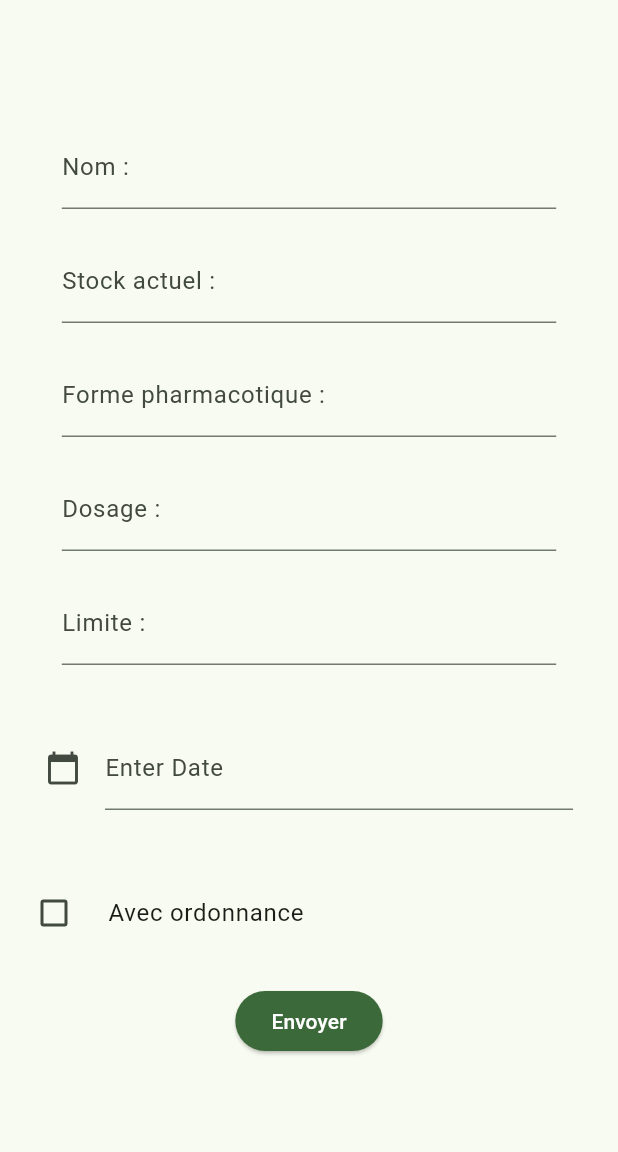
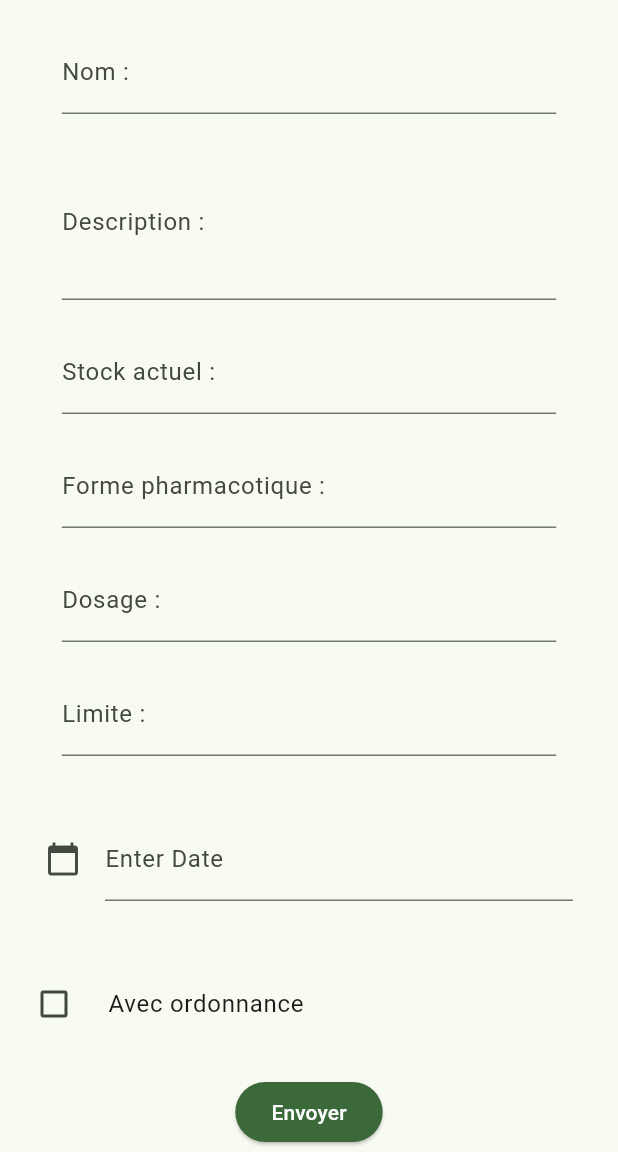
Before and after one commit to LoupMyr/medisync-app, a Flutter app: the AddMedicamentPage screen opened directly, after a tap on "Envoyer", on a phone screen of 412 x 824 dp, the part 84-1236 px from its top. Run offline on Flutter 3.47's test engine with Material 3 defaults, Android fonts, the phone set to English and light mode, and no system bars; our stand-ins replace flutter_secure_storage; accounts and stored records are empty.

Commit message:
ajouts front

```diff
--- a/lib/Pages/LoginPage.dart
+++ b/lib/Pages/LoginPage.dart
@@ -52,6 +52,7 @@ class _LoginPageState extends State<LoginPage> {
             Form(
               key: _formKey,
               child: Column(children: [
+                const Image(image: AssetImage('assets/logo.png')),
                 const Padding(padding: EdgeInsets.symmetric(vertical: 10)),
                 SizedBox(
                   width: MediaQuery.of(context).size.width * 0.8,
--- a/lib/Pages/medicament/AddMedicamentPage.dart
+++ b/lib/Pages/medicament/AddMedicamentPage.dart
@@ -14,15 +14,31 @@ class AddMedicamentPage extends StatefulWidget {
 
 class _AddMedicamentPageState extends State<AddMedicamentPage> {
   final _formKey = GlobalKey<FormState>();
-  Map<String, dynamic> _mapMedicament = {'nom': '', 'description': '', 'stock': '', 'dosage':'', 'forme':'', 'limite': ''};
+  final Map<String, dynamic> _mapMedicament = {
+    'nom': '',
+    'description': '',
+    'stock': '',
+    'dosage': '',
+    'forme': '',
+    'limite': ''
+  };
   TextEditingController dateInput = TextEditingController();
   bool checkedValue = false;
   MedicamentController medicamentController = MedicamentController();
 
   void sendRequest() async {
-    Medicament medicament = new Medicament(0, _mapMedicament['nom'], _mapMedicament['description'], dateInput.text, _mapMedicament['stock'], _mapMedicament['forme'], _mapMedicament['dosage'],  checkedValue, _mapMedicament['limite']);
+    Medicament medicament = new Medicament(
+        0,
+        _mapMedicament['nom'],
+        _mapMedicament['description'],
+        dateInput.text,
+        int.parse(_mapMedicament['stock']),
+        _mapMedicament['forme'],
+        int.parse(_mapMedicament['dosage']),
+        checkedValue,
+        int.parse(_mapMedicament['limite']));
     int statusCode = await medicamentController.postMedicament(medicament);
-    if(statusCode == 201){
+    if (statusCode == 201) {
       SnackbarComponent.build('Médicament ajouté avec succés', context);
     } else {
       SnackbarComponent.build('Une erreur est survenue', context);
@@ -36,7 +52,8 @@ class _AddMedicamentPageState extends State<AddMedicamentPage> {
         backgroundColor: Theme.of(context).colorScheme.primary,
         title: Text(widget.title, style: const TextStyle(color: Colors.white)),
       ),
-      body: Center(
+      body: SingleChildScrollView(
+        child: Center(
           child: Column(
             mainAxisAlignment: MainAxisAlignment.center,
             children: <Widget>[
@@ -48,7 +65,8 @@ class _AddMedicamentPageState extends State<AddMedicamentPage> {
                     SizedBox(
                       width: MediaQuery.of(context).size.width * 0.8,
                       child: TextFormField(
-                      decoration: const InputDecoration(label: Text('Nom : ')),
+                        decoration:
+                            const InputDecoration(label: Text('Nom : ')),
                         validator: (valeur) {
                           if (valeur == null || valeur.isEmpty) {
                             _mapMedicament['nom'] = '';
@@ -63,8 +81,25 @@ class _AddMedicamentPageState extends State<AddMedicamentPage> {
                     SizedBox(
                       width: MediaQuery.of(context).size.width * 0.8,
                       child: TextFormField(
-                      decoration:
-                          const InputDecoration(label: Text('Stock actuel : ')),
+                        maxLines: 3,
+                        decoration: const InputDecoration(
+                            label: Text('Description : ')),
+                        validator: (valeur) {
+                          if (valeur == null || valeur.isEmpty) {
+                            _mapMedicament['description'] = '';
+                          } else {
+                            _mapMedicament['description'] = valeur;
+                          }
+                          return null;
+                        },
+                      ),
+                    ),
+                    const Padding(padding: EdgeInsets.symmetric(vertical: 10)),
+                    SizedBox(
+                      width: MediaQuery.of(context).size.width * 0.8,
+                      child: TextFormField(
+                        decoration: const InputDecoration(
+                            label: Text('Stock actuel : ')),
                         validator: (valeur) {
                           if (valeur == null || valeur.isEmpty) {
                             _mapMedicament['stock'] = '';
@@ -151,7 +186,6 @@ class _AddMedicamentPageState extends State<AddMedicamentPage> {
                         ),
                       ),
                     ),
-
                     CheckboxListTile(
                       title: const Text("Avec ordonnance"),
                       value: checkedValue,
@@ -167,16 +201,18 @@ class _AddMedicamentPageState extends State<AddMedicamentPage> {
               ),
               const Padding(padding: EdgeInsets.symmetric(vertical: 10)),
               ElevatedButton(
-              style: ElevatedButton.styleFrom(backgroundColor: Theme.of(context).colorScheme.primary),
+                style: ElevatedButton.styleFrom(
+                    backgroundColor: Theme.of(context).colorScheme.primary),
                 onPressed: () {
                   if (_formKey.currentState!.validate()) {
                     sendRequest();
                   }
                 },
-              child:
-                  const Text("Envoyer", style: TextStyle(color: Colors.white)),
+                child: const Text("Envoyer",
+                    style: TextStyle(color: Colors.white)),
               ),
             ],
+          ),
         ),
       ),
     );
--- a/lib/Pages/pilulier/ListPilulierPage.dart
+++ b/lib/Pages/pilulier/ListPilulierPage.dart
@@ -29,6 +29,7 @@ class _ListPilulierPageState extends State<ListPilulierPage> {
           if (snapshot.hasData) {
             col = Column(
               children: [
+                const Padding(padding: EdgeInsets.symmetric(vertical: 25)),
                 ...List.generate(
                   _piluliers.length,
                   (index) => InkWell(
@@ -39,8 +40,7 @@ class _ListPilulierPageState extends State<ListPilulierPage> {
                                 title: 'MediSync - ${_piluliers[index].nom}',
                                 pilulier: _piluliers[index]))),
                     child: Container(
-                      height: 50,
-                      width: 100,
+                      padding: const EdgeInsets.all(15),
                       decoration: BoxDecoration(
                           border: Border.all(color: Colors.black, width: 2)),
                       child: Center(
--- a/pubspec.yaml
+++ b/pubspec.yaml
@@ -63,8 +63,8 @@ flutter:
   uses-material-design: true
 
   # To add assets to your application, add an assets section, like this:
-  # assets:
-  #   - images/a_dot_burr.jpeg
+  assets:
+    - assets/
   #   - images/a_dot_ham.jpeg
 
   # An image asset can refer to one or more resolution-specific "variants", see
```
Also changed, not shown: lib/Controllers/MedicamentController.dart (+7 -5 lines), lib/Controllers/PilulierController.dart (+11 -0 lines), lib/Controllers/UserController.dart (+6 -2 lines), lib/Pages/HomePage.dart (+9 -0 lines), lib/Pages/medicament/DetailsMedicamentPage.dart (+38 -4 lines), lib/Pages/medicament/InventairePage.dart (+12 -8 lines), lib/Pages/pilulier/AddPipulierPage.dart (+50 -5 lines), lib/Pages/pilulier/DetailsPilulierPage.dart (+13 -0 lines), assets/logo.png (added). Lines whose indentation alone changed are shown as unchanged.
